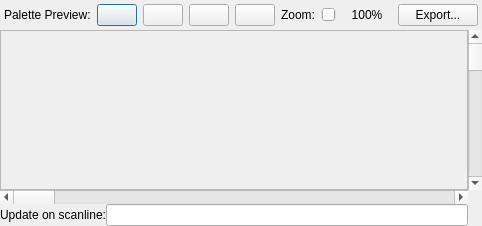
The window that viewers/chr-rom/chrromdisplaydialog.ui (christopherpow/nesicide) describes before a commit, drawn with Qt 5.
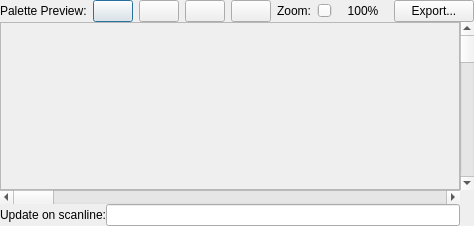
The same window after the commit. Custom widgets are drawn as their Qt base class.

The edit to the form file:
```diff
--- a/viewers/chr-rom/chrromdisplaydialog.ui
+++ b/viewers/chr-rom/chrromdisplaydialog.ui
@@ -50,7 +50,7 @@
       <number>6</number>
      </property>
      <property name="margin">
-      <number>4</number>
+      <number>0</number>
      </property>
      <item>
       <widget class="QLabel" name="label">
```
